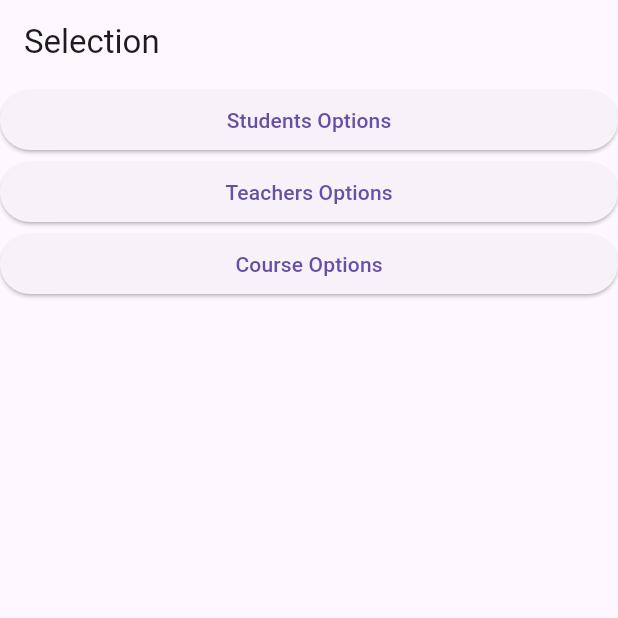
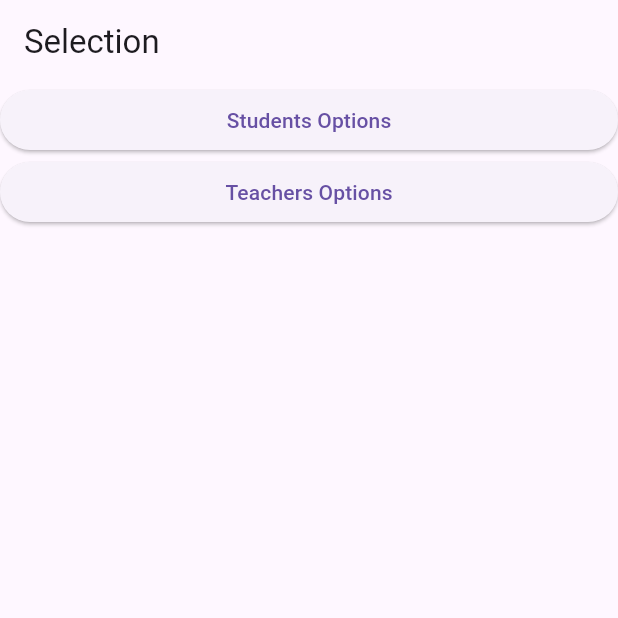
Before and after one commit to earibeiro/project_albus, a Flutter app: the screen it shows after launch, on a phone screen of 412 x 824 dp, the top half of it. Run offline on Flutter 3.47's test engine with Material 3 defaults, Android fonts, the phone set to English and light mode, and no system bars; our stand-ins replace sqflite, supabase_flutter; accounts and stored records are empty.

Commit message:
Checkpoint aula 07112024!

```diff
--- a/lib/app/application/my_app.dart
+++ b/lib/app/application/my_app.dart
@@ -12,6 +12,8 @@ import 'package:albus/app/widget/course.dart';
 import 'package:albus/app/widget/courseoptions.dart';
 import 'package:albus/app/widget/formcourse.dart';
 import 'package:albus/app/widget/descriptioncourse.dart';
+import 'package:albus/dominio/dto/dto_course.dart';
+import 'package:albus/dominio/dto/dto_teacher.dart';
 
 class MyApp extends StatelessWidget {
   const MyApp({Key? key}) : super(key: key);
@@ -28,13 +30,13 @@ class MyApp extends StatelessWidget {
         Routes.students: (context) => Students(),
         Routes.formStudents: (context) => FormStudents(),
         Routes.teachers: (context) => Teachers(),
-        Routes.formTeacher: (context) => FormTeachers(),
+        Routes.formTeachers: (context) => classFormTeachers(),
         Routes.teachersOptions: (context) => TeachersOptions(),
         Routes.course: (context) => CoursePage(),
         Routes.courseOptions: (context) => CourseOptions(),
         Routes.formCourse: (context) => FormCourse(),
-        Routes.descriptionCourse: (context) => DescriptionCourse(course: ModalRoute.of(context)!.settings.arguments),
-        Routes.descriptionTeacher: (context) => DescriptionTeacher(teacher: ModalRoute.of(context)!.settings.arguments),
+        Routes.descriptionCourse: (context) => DescriptionCourse(course: ModalRoute.of(context)!.settings.arguments as DTOCourse),
+        //Routes.descriptionTeacher: (context) => DescriptionTeacher(teacher: ModalRoute.of(context)!.settings.arguments as DTOTeacher),
       },
     );
   }
--- a/lib/app/database/sqlite/connection.dart
+++ b/lib/app/database/sqlite/connection.dart
@@ -10,7 +10,7 @@ class Connection {
       var path = join(await getDatabasesPath(), 'database.db');
       print('Database path: $path');
 
-      await deleteDatabase(path);
+      //await deleteDatabase(path);
 
       _db = await openDatabase(
         path,
--- a/lib/app/widget/formstudents.dart
+++ b/lib/app/widget/formstudents.dart
@@ -48,6 +48,8 @@ class _FormStudentsState extends State<FormStudents> {
       _emailController.clear();
       _phoneController.clear();
       _cpfController.clear();
+
+      Navigator.of(context).pop();
     }
   }
 
--- a/lib/app/widget/selectionscreen.dart
+++ b/lib/app/widget/selectionscreen.dart
@@ -21,7 +21,6 @@ class SelectionScreen extends StatelessWidget {
         children: [
           createButton(context, Routes.studentsOptions, 'Students Options'),
           createButton(context, Routes.teachersOptions, 'Teachers Options'),
-          createButton(context, Routes.courseOptions, 'Course Options'),
         ],
       ),
     );
--- a/lib/routes.dart
+++ b/lib/routes.dart
@@ -16,7 +16,7 @@ class Routes {
   static const String teachersOptions = '/teachersOptions';
   static const String teachers = '/teachers';
   static const String descriptionTeacher = '/descriptionTeacher';
-  static const String formTeacher = '/formTeacher';
+  static const String formTeachers = '/formTeachers';
   static const String studentsOptions = '/studentsOptions';
   static const String students = '/students';
   static const String formStudents = '/formStudents';
```
Also changed, not shown: 1 other file.
